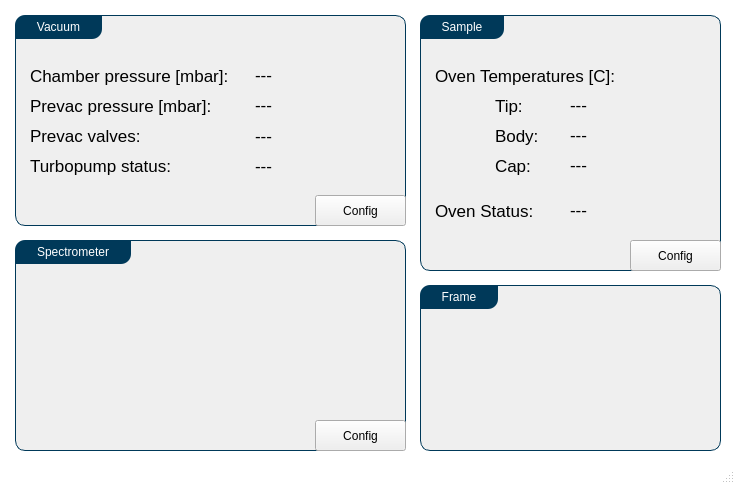
First picture: the form in Utils/ursapqConsoleResources/main.ui, repository pnjun/UrsaPQ-Manager, before the edit.
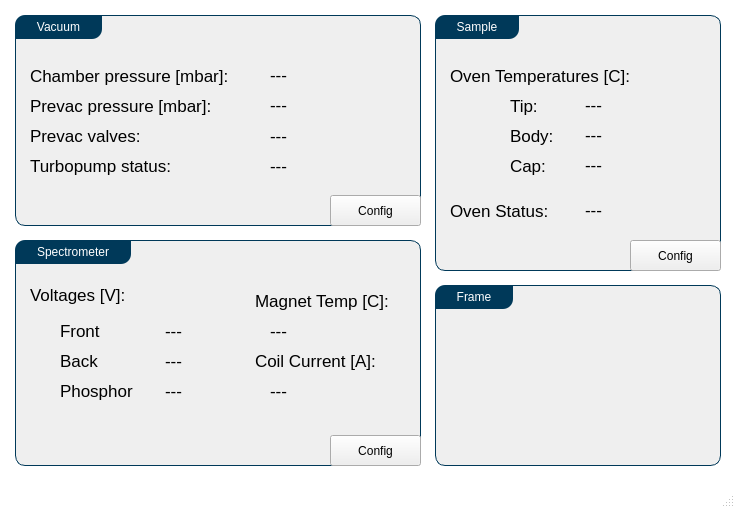
Second picture: the form after the edit.

Commit message: hv status in main window

```diff
--- a/Utils/ursapqConsoleResources/main.ui
+++ b/Utils/ursapqConsoleResources/main.ui
@@ -7,7 +7,7 @@
     <x>0</x>
     <y>0</y>
     <width>735</width>
-    <height>484</height>
+    <height>508</height>
    </rect>
   </property>
   <property name="sizePolicy">
@@ -74,7 +74,7 @@
      <rect>
       <x>15</x>
       <y>15</y>
-      <width>391</width>
+      <width>406</width>
       <height>211</height>
      </rect>
     </property>
@@ -99,9 +99,9 @@
     <widget class="QLabel" name="chamberPressure">
      <property name="geometry">
       <rect>
-       <x>240</x>
+       <x>255</x>
        <y>45</y>
-       <width>136</width>
+       <width>151</width>
        <height>30</height>
       </rect>
      </property>
@@ -114,7 +114,7 @@
       <rect>
        <x>15</x>
        <y>75</y>
-       <width>226</width>
+       <width>241</width>
        <height>31</height>
       </rect>
      </property>
@@ -127,7 +127,7 @@
       <rect>
        <x>15</x>
        <y>45</y>
-       <width>226</width>
+       <width>241</width>
        <height>31</height>
       </rect>
      </property>
@@ -138,9 +138,9 @@
     <widget class="QLabel" name="prevacPressure">
      <property name="geometry">
       <rect>
-       <x>240</x>
+       <x>255</x>
        <y>75</y>
-       <width>136</width>
+       <width>151</width>
        <height>30</height>
       </rect>
      </property>
@@ -153,7 +153,7 @@
       <rect>
        <x>15</x>
        <y>105</y>
-       <width>226</width>
+       <width>241</width>
        <height>31</height>
       </rect>
      </property>
@@ -164,9 +164,9 @@
     <widget class="QLabel" name="prevacValves">
      <property name="geometry">
       <rect>
-       <x>240</x>
+       <x>255</x>
        <y>105</y>
-       <width>136</width>
+       <width>151</width>
        <height>31</height>
       </rect>
      </property>
@@ -179,7 +179,7 @@
       <rect>
        <x>15</x>
        <y>135</y>
-       <width>226</width>
+       <width>241</width>
        <height>31</height>
       </rect>
      </property>
@@ -190,9 +190,9 @@
     <widget class="QLabel" name="pumpStatus">
      <property name="geometry">
       <rect>
-       <x>240</x>
+       <x>255</x>
        <y>135</y>
-       <width>136</width>
+       <width>151</width>
        <height>31</height>
       </rect>
      </property>
@@ -203,7 +203,7 @@
     <widget class="QLabel" name="vacuum_SL">
      <property name="geometry">
       <rect>
-       <x>360</x>
+       <x>375</x>
        <y>0</y>
        <width>31</width>
        <height>30</height>
@@ -216,7 +216,7 @@
     <widget class="QPushButton" name="vacuum_MB">
      <property name="geometry">
       <rect>
-       <x>300</x>
+       <x>315</x>
        <y>180</y>
        <width>91</width>
        <height>31</height>
@@ -232,8 +232,8 @@
      <rect>
       <x>15</x>
       <y>240</y>
-      <width>391</width>
-      <height>211</height>
+      <width>406</width>
+      <height>226</height>
      </rect>
     </property>
     <property name="title">
@@ -242,7 +242,7 @@
     <widget class="QLabel" name="detector_SL">
      <property name="geometry">
       <rect>
-       <x>360</x>
+       <x>375</x>
        <y>0</y>
        <width>31</width>
        <height>30</height>
@@ -255,8 +255,8 @@
     <widget class="QPushButton" name="spectr_MB">
      <property name="geometry">
       <rect>
-       <x>300</x>
-       <y>180</y>
+       <x>315</x>
+       <y>195</y>
        <width>91</width>
        <height>31</height>
       </rect>
@@ -265,13 +265,176 @@
       <string>Config</string>
      </property>
     </widget>
+    <widget class="QWidget" name="widget" native="true">
+     <property name="geometry">
+      <rect>
+       <x>15</x>
+       <y>45</y>
+       <width>226</width>
+       <height>136</height>
+      </rect>
+     </property>
+     <widget class="QLabel" name="label_10">
+      <property name="geometry">
+       <rect>
+        <x>30</x>
+        <y>30</y>
+        <width>76</width>
+        <height>31</height>
+       </rect>
+      </property>
+      <property name="text">
+       <string>Front</string>
+      </property>
+     </widget>
+     <widget class="QLabel" name="label_11">
+      <property name="geometry">
+       <rect>
+        <x>30</x>
+        <y>60</y>
+        <width>91</width>
+        <height>31</height>
+       </rect>
+      </property>
+      <property name="text">
+       <string>Back</string>
+      </property>
+     </widget>
+     <widget class="QLabel" name="label_12">
+      <property name="geometry">
+       <rect>
+        <x>30</x>
+        <y>90</y>
+        <width>106</width>
+        <height>31</height>
+       </rect>
+      </property>
+      <property name="text">
+       <string>Phosphor</string>
+      </property>
+     </widget>
+     <widget class="QLabel" name="mcpFront_act">
+      <property name="geometry">
+       <rect>
+        <x>135</x>
+        <y>30</y>
+        <width>91</width>
+        <height>31</height>
+       </rect>
+      </property>
+      <property name="text">
+       <string>---</string>
+      </property>
+     </widget>
+     <widget class="QLabel" name="mcpBack_act">
+      <property name="geometry">
+       <rect>
+        <x>135</x>
+        <y>60</y>
+        <width>91</width>
+        <height>31</height>
+       </rect>
+      </property>
+      <property name="text">
+       <string>---</string>
+      </property>
+     </widget>
+     <widget class="QLabel" name="mcpPhos_act">
+      <property name="geometry">
+       <rect>
+        <x>135</x>
+        <y>90</y>
+        <width>91</width>
+        <height>31</height>
+       </rect>
+      </property>
+      <property name="text">
+       <string>---</string>
+      </property>
+     </widget>
+     <widget class="QLabel" name="label_13">
+      <property name="geometry">
+       <rect>
+        <x>0</x>
+        <y>0</y>
+        <width>166</width>
+        <height>20</height>
+       </rect>
+      </property>
+      <property name="text">
+       <string>Voltages [V]:</string>
+      </property>
+     </widget>
+    </widget>
+    <widget class="QWidget" name="widget_2" native="true">
+     <property name="geometry">
+      <rect>
+       <x>240</x>
+       <y>45</y>
+       <width>166</width>
+       <height>136</height>
+      </rect>
+     </property>
+     <widget class="QLabel" name="label_14">
+      <property name="geometry">
+       <rect>
+        <x>0</x>
+        <y>0</y>
+        <width>136</width>
+        <height>31</height>
+       </rect>
+      </property>
+      <property name="text">
+       <string>Magnet Temp [C]:</string>
+      </property>
+     </widget>
+     <widget class="QLabel" name="magnet_temp">
+      <property name="geometry">
+       <rect>
+        <x>15</x>
+        <y>30</y>
+        <width>136</width>
+        <height>31</height>
+       </rect>
+      </property>
+      <property name="text">
+       <string>---</string>
+      </property>
+     </widget>
+     <widget class="QLabel" name="label_16">
+      <property name="geometry">
+       <rect>
+        <x>0</x>
+        <y>60</y>
+        <width>136</width>
+        <height>31</height>
+       </rect>
+      </property>
+      <property name="text">
+       <string>Coil Current [A]:</string>
+      </property>
+     </widget>
+     <widget class="QLabel" name="label_17">
+      <property name="geometry">
+       <rect>
+        <x>15</x>
+        <y>90</y>
+        <width>136</width>
+        <height>31</height>
+       </rect>
+      </property>
+      <property name="text">
+       <string>---</string>
+      </property>
+     </widget>
+    </widget>
    </widget>
    <widget class="QGroupBox" name="groupBox_3">
     <property name="geometry">
      <rect>
-      <x>420</x>
+      <x>435</x>
       <y>15</y>
-      <width>301</width>
+      <width>286</width>
       <height>256</height>
      </rect>
     </property>
@@ -281,7 +444,7 @@
     <widget class="QPushButton" name="sample_MB">
      <property name="geometry">
       <rect>
-       <x>210</x>
+       <x>195</x>
        <y>225</y>
        <width>91</width>
        <height>31</height>
@@ -425,10 +588,10 @@
    <widget class="QGroupBox" name="groupBox_4">
     <property name="geometry">
      <rect>
-      <x>420</x>
+      <x>435</x>
       <y>285</y>
-      <width>301</width>
-      <height>166</height>
+      <width>286</width>
+      <height>181</height>
      </rect>
     </property>
     <property name="title">
```
The commit also changes 1 other file.
